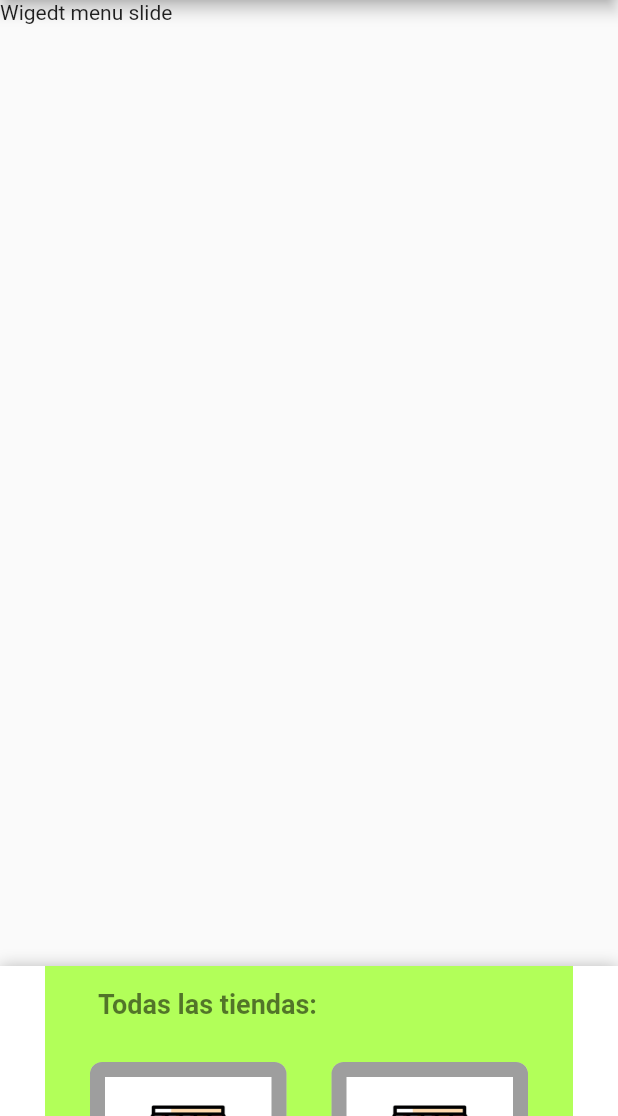
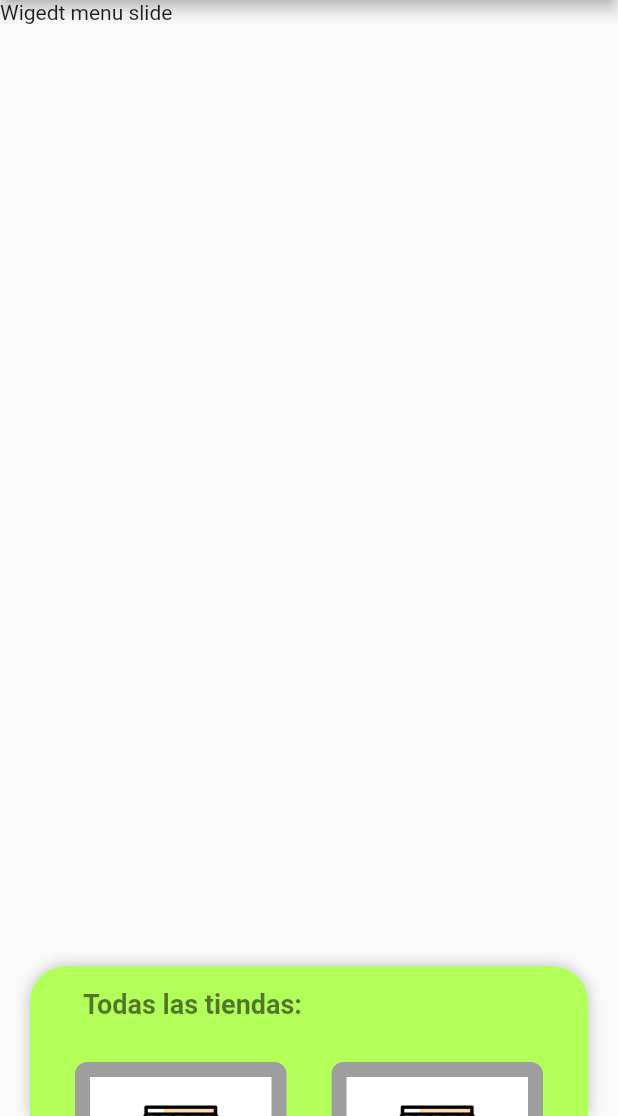
Before and after one commit to ferdeX64/prowessagronomia, a Flutter app: the StorePage screen opened directly, on a phone screen of 412 x 824 dp, the part 120-1236 px from its top. Run offline on Flutter 3.47's test engine with Material 2 defaults, Android fonts, the phone set to English and light mode, and no system bars; drawn by our look-alikes of sliding_up_panel; our stand-ins replace accordion.

Commit message:
Margin, floating

```diff
--- a/lib/src/pages/tiendas_page.dart
+++ b/lib/src/pages/tiendas_page.dart
@@ -13,9 +13,15 @@ class StorePage extends StatefulWidget {
 class _StorePageState extends State<StorePage> {
   @override
   Widget build(BuildContext context) {
+    BorderRadiusGeometry radius = const BorderRadius.only(
+    topLeft: Radius.circular(24.0),
+    topRight: Radius.circular(24.0),
+  );
     return
     SafeArea(
+
       child: Scaffold(
+
         appBar: AppBar(
             toolbarHeight: 80,
             backgroundColor: Colors.lightGreenAccent,
@@ -46,7 +52,8 @@ class _StorePageState extends State<StorePage> {
               ),
             ]),
             body: SlidingUpPanel(
-              padding: const EdgeInsets.symmetric(horizontal: 30),
+
+              margin: const EdgeInsets.symmetric(horizontal: 20.0),
 
               body:
             const Text("Wigedt menu slide"),
@@ -54,7 +61,11 @@ class _StorePageState extends State<StorePage> {
             (controller)=>PanelWidget(
               controller:controller,
             ),
+             borderRadius: radius,
+
         ),
+
+
         drawer: MenuLateral(),
       ),
     );
--- a/lib/src/widgets/panel_widget.dart
+++ b/lib/src/widgets/panel_widget.dart
@@ -6,7 +6,14 @@ class PanelWidget extends StatelessWidget {
 
   @override
   Widget build(BuildContext context)=>Container(
-    color:Colors.lightGreenAccent,
+    decoration:const  BoxDecoration(
+      color: Colors.lightGreenAccent,
+      borderRadius: BorderRadius.only(
+    topLeft: Radius.circular(24.0),
+    topRight: Radius.circular(24.0),
+
+    )),
+
     width: 10,
     child: ListView(
 
@@ -17,12 +24,14 @@ class PanelWidget extends StatelessWidget {
         color: Colors.transparent,
         child: const Text('        Todas las tiendas:',style: TextStyle(fontWeight: FontWeight.bold, fontSize: 18, color: Colors.black54)),
       ),
+
       const SizedBox(height: 14),
           buildAboutText(),
           const SizedBox(height: 24),
     ],
     ),
   );
+
   Widget buildAboutText()=>GridView.builder(
 
     shrinkWrap: true,
@@ -62,5 +71,6 @@ class PanelWidget extends StatelessWidget {
           textAlign: TextAlign.center,
         )
     )
+
   );
 }
```
